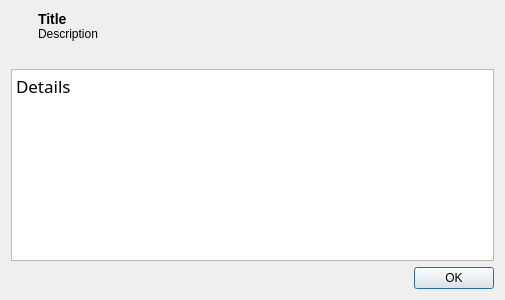
Above: app/ui/errordialog.ui from pencil2d/pencil before the change. Below: the same form after it.
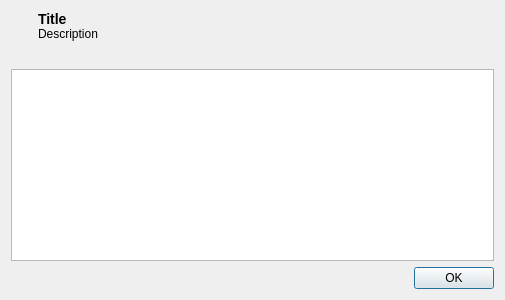
That is the form after the change. Icons and pictures are not drawn.

Commit message: Remove hardcoded fonts

```diff
--- a/app/ui/errordialog.ui
+++ b/app/ui/errordialog.ui
@@ -81,21 +81,9 @@
    </item>
    <item>
     <widget class="QTextEdit" name="details">
-     <property name="font">
-      <font>
-       <family>.SF NS Text</family>
-      </font>
-     </property>
      <property name="readOnly">
       <bool>true</bool>
      </property>
-     <property name="html">
-      <string notr="true">&lt;!DOCTYPE HTML PUBLIC &quot;-//W3C//DTD HTML 4.0//EN&quot; &quot;http://www.w3.org/TR/REC-html40/strict.dtd&quot;&gt;
-&lt;html&gt;&lt;head&gt;&lt;meta name=&quot;qrichtext&quot; content=&quot;1&quot; /&gt;&lt;style type=&quot;text/css&quot;&gt;
-p, li { white-space: pre-wrap; }
-&lt;/style&gt;&lt;/head&gt;&lt;body style=&quot; font-family:'.SF NS Text'; font-size:8.25pt; font-weight:400; font-style:normal;&quot;&gt;
-&lt;p style=&quot; margin-top:0px; margin-bottom:0px; margin-left:0px; margin-right:0px; -qt-block-indent:0; text-indent:0px;&quot;&gt;&lt;span style=&quot; font-family:'Monaco'; font-size:13pt;&quot;&gt;Details&lt;/span&gt;&lt;/p&gt;&lt;/body&gt;&lt;/html&gt;</string>
-     </property>
     </widget>
    </item>
    <item>
```
The commit also changes 7 other files.
